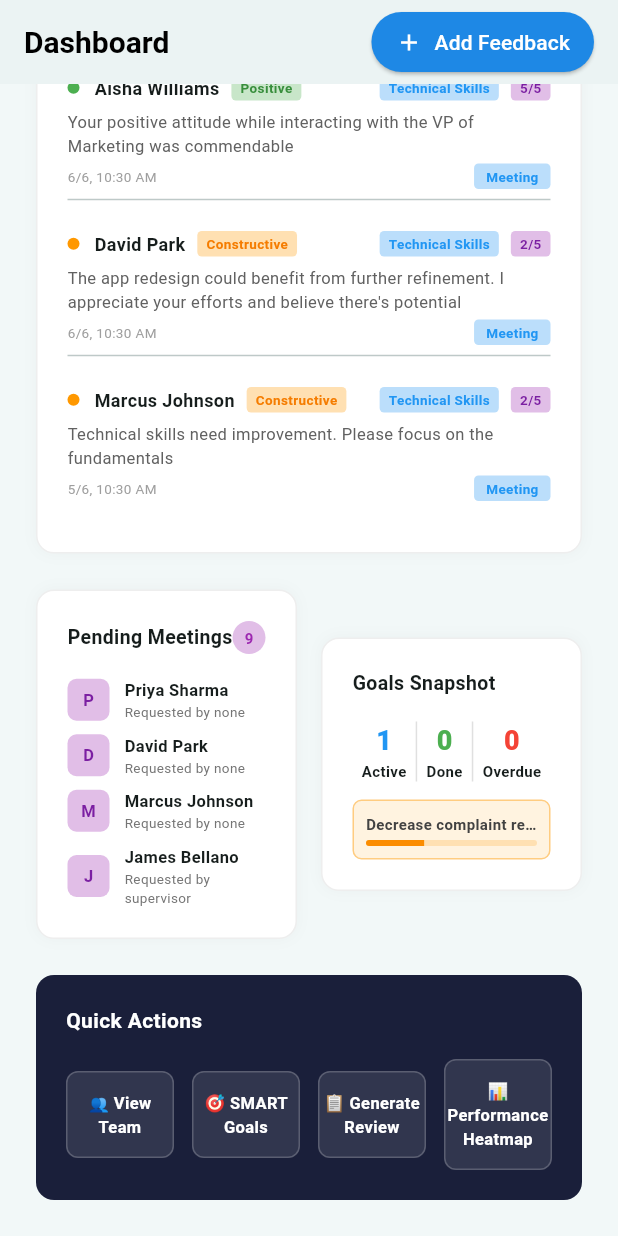
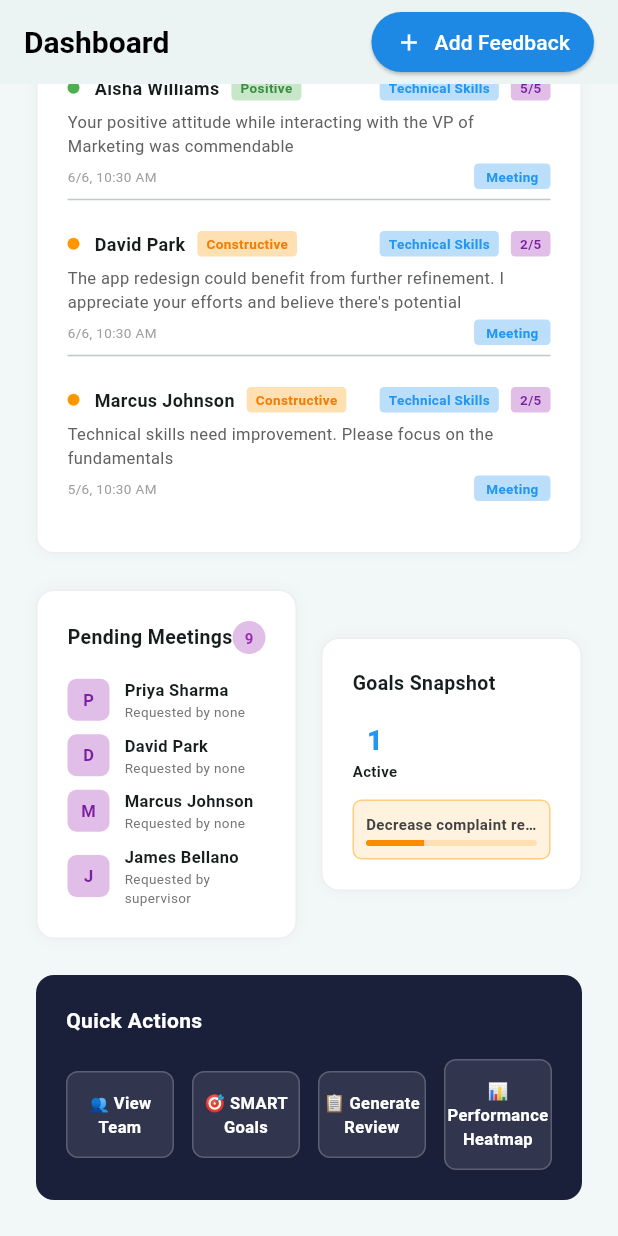
Before and after one commit to deshpandeatharv50-ai/pulse-review, a Flutter app: the DashboardEnterprise screen opened directly, scrolled down 530 dp, on a phone screen of 412 x 824 dp. Run offline on Flutter 3.47's test engine with Material 3 defaults, Android fonts, the phone set to English and light mode, and no system bars; our stand-ins replace supabase_flutter; accounts and stored records are empty.

Commit message:
Simplify Goals Snapshot layout to fix text wrapping overflow
Removed the complex spaceEvenly Row with dividers that was causing text to wrap vertically. Replaced with simple centered column showing only Active goals count.

Co-Authored-By: Claude Haiku 4.5 <noreply@anthropic.com>

```diff
--- a/lib/screens/dashboard_enterprise.dart
+++ b/lib/screens/dashboard_enterprise.dart
@@ -543,29 +543,10 @@ class _DashboardEnterpriseState extends State<DashboardEnterprise> {
                         children: [
                           const Text('Goals Snapshot', style: TextStyle(fontWeight: FontWeight.w700, fontSize: 13)),
                           const SizedBox(height: 16),
-                          Row(
-                            mainAxisAlignment: MainAxisAlignment.spaceEvenly,
+                          Column(
                             children: [
-                              Column(
-                                children: [
-                                  const Text('1', style: TextStyle(fontWeight: FontWeight.w800, fontSize: 18, color: Colors.blue)),
-                                  const Text('Active', style: TextStyle(fontWeight: FontWeight.w600, fontSize: 10)),
-                                ],
-                              ),
-                              Container(width: 1, height: 40, color: Colors.grey[300]),
-                              Column(
-                                children: [
-                                  const Text('0', style: TextStyle(fontWeight: FontWeight.w800, fontSize: 18, color: Colors.green)),
-                                  const Text('Done', style: TextStyle(fontWeight: FontWeight.w600, fontSize: 10)),
-                                ],
-                              ),
-                              Container(width: 1, height: 40, color: Colors.grey[300]),
-                              Column(
-                                children: [
-                                  const Text('0', style: TextStyle(fontWeight: FontWeight.w800, fontSize: 18, color: Colors.red)),
-                                  const Text('Overdue', style: TextStyle(fontWeight: FontWeight.w600, fontSize: 10)),
-                                ],
-                              ),
+                              const Text('1', style: TextStyle(fontWeight: FontWeight.w800, fontSize: 18, color: Colors.blue)),
+                              const Text('Active', style: TextStyle(fontWeight: FontWeight.w600, fontSize: 10)),
                             ],
                           ),
                           const SizedBox(height: 12),
```
